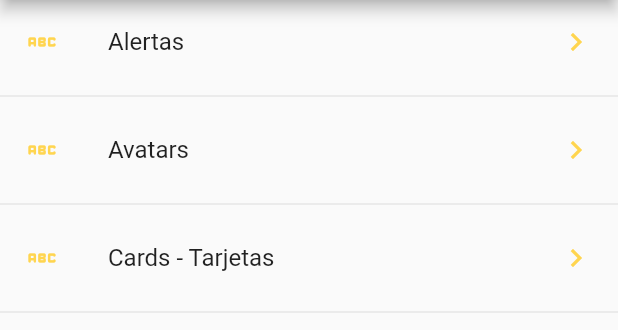
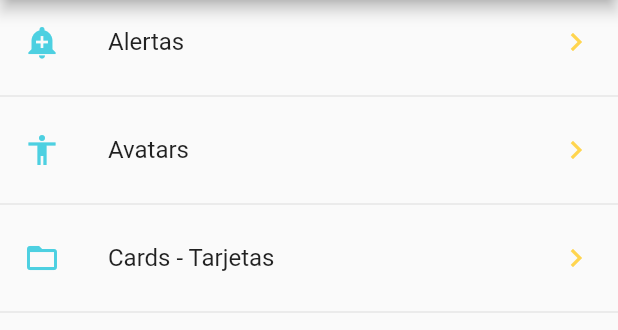
Before and after one commit to AngelNahuat/componentes, a Flutter app: the screen it shows after launch, on a phone screen of 412 x 824 dp, the part 84-414 px from its top. Run offline on Flutter 3.47's test engine with Material 2 defaults, Android fonts, the phone set to English and light mode, and no system bars.

Commit message:
IconoporString

```diff
--- a/lib/src/pages/home_page.dart
+++ b/lib/src/pages/home_page.dart
@@ -1,4 +1,5 @@
 import 'package:componentes/src/pages/home_temp.dart';
+import 'package:componentes/src/utis/icono_string.dart';
 import 'package:flutter/material.dart';
 import 'package:componentes/src/providers/menu_providers.dart';
 
@@ -29,7 +30,7 @@ class HomePage extends StatelessWidget {
     data?.forEach((opt) {
       final widgetTemp = ListTile(
         title: Text(opt['texto']),
-        leading: Icon(Icons.abc_rounded, color: Colors.amber[300]),
+        leading: getIcon(opt['icon']),
         trailing: Icon(Icons.keyboard_arrow_right, color: Colors.amber[300]),
         onTap: () {},
       );
--- /dev/null
+++ b/lib/src/utis/icono_string.dart
@@ -0,0 +1,14 @@
+import 'package:flutter/material.dart';
+
+final _icons = <String, IconData>{
+  'add_alert': Icons.add_alert,
+  'accessibility': Icons.accessibility,
+  'folder_open': Icons.folder_open,
+};
+
+Icon getIcon(String nombreIcono) {
+  return Icon(
+    _icons[nombreIcono],
+    color: Colors.cyan[300],
+  );
+}
```
